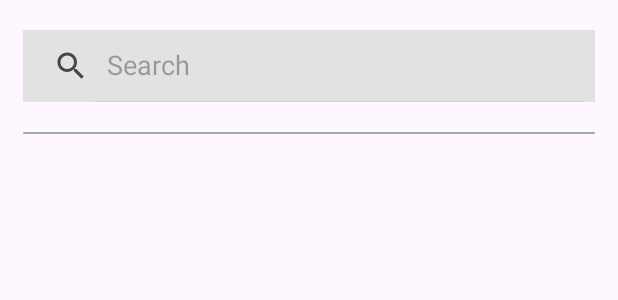
After one commit to DTC172/GrabFood_Clone, an Android app: the layout fragment_search.xml on its own in the app's theme, with its tools: preview values and no code run, on a phone screen of 412 x 824 dp. The commit adds this screen. Shown: the top 300 px of the screen. Run offline under Robolectric (Android 15) with nearby library versions, the light colour scheme and no system bars.

Commit message:
fix error

```diff
--- a/app/src/main/java/vn/dtc/project/grabfood/adapters/BestDealsAdapter.kt
+++ b/app/src/main/java/vn/dtc/project/grabfood/adapters/BestDealsAdapter.kt
@@ -23,7 +23,7 @@ class BestDealsAdapter: RecyclerView.Adapter<BestDealsAdapter.BestDealsViewHolde
                     tvNewPrice.text = "$ ${String.format("%.2f",priceAfterOffer)}"
                 }
                 tvOldPrice.text = "$ ${food.price}"
-                tvDealProductName.text = food.name
+                tvDealFoodName.text = food.name
             }
         }
     }
--- /dev/null
+++ b/app/src/main/java/vn/dtc/project/grabfood/adapters/SearchAdapter.kt
@@ -0,0 +1,4 @@
+package vn.dtc.project.grabfood.adapters
+
+class SearchAdapter {
+}
--- a/app/src/main/java/vn/dtc/project/grabfood/fragments/shopping/FoodDetailsFragment.kt
+++ b/app/src/main/java/vn/dtc/project/grabfood/fragments/shopping/FoodDetailsFragment.kt
@@ -41,7 +41,6 @@ class FoodDetailsFragment: Fragment() {
         return binding.root
     }
 
-    @SuppressLint("SetTextI18n")
     override fun onViewCreated(view: View, savedInstanceState: Bundle?) {
         super.onViewCreated(view, savedInstanceState)
 
--- a/app/src/main/java/vn/dtc/project/grabfood/fragments/shopping/HomeFragment.kt
+++ b/app/src/main/java/vn/dtc/project/grabfood/fragments/shopping/HomeFragment.kt
@@ -5,6 +5,7 @@ import android.view.LayoutInflater
 import android.view.View
 import android.view.ViewGroup
 import androidx.fragment.app.Fragment
+import androidx.navigation.fragment.findNavController
 import com.google.android.material.tabs.TabLayoutMediator
 import vn.dtc.project.grabfood.R
 import vn.dtc.project.grabfood.adapters.HomeViewpagerAdapter
@@ -44,6 +45,10 @@ class HomeFragment : Fragment(R.layout.fragment_home) {
 
         binding.viewpagerHome.isUserInputEnabled = false
 
+        binding.searchBar.setOnClickListener{
+            findNavController().navigate(R.id.action_homeFragment_to_searchFragment)
+        }
+
         val viewPager2Adapter =
             HomeViewpagerAdapter(categoriesFragments, childFragmentManager, lifecycle)
         binding.viewpagerHome.adapter = viewPager2Adapter
--- /dev/null
+++ b/app/src/main/res/layout/fragment_search.xml
@@ -0,0 +1,75 @@
+<?xml version="1.0" encoding="utf-8"?>
+<androidx.constraintlayout.widget.ConstraintLayout xmlns:android="http://schemas.android.com/apk/res/android"
+    android:layout_width="match_parent"
+    android:layout_height="match_parent"
+    xmlns:app="http://schemas.android.com/apk/res-auto"
+    xmlns:tools="http://schemas.android.com/tools">
+
+
+    <androidx.core.widget.NestedScrollView
+        android:layout_width="match_parent"
+        android:layout_height="match_parent"
+        android:fillViewport="true"
+        tools:layout_editor_absoluteX="16dp"
+        tools:layout_editor_absoluteY="40dp">
+
+        <androidx.constraintlayout.widget.ConstraintLayout
+            android:layout_width="match_parent"
+            android:layout_height="match_parent">
+
+            <androidx.appcompat.widget.SearchView
+                android:layout_width="match_parent"
+                android:layout_height="wrap_content"
+                android:layout_marginTop="20dp"
+                android:layout_marginStart="15dp"
+                android:layout_marginEnd="15dp"
+                android:id="@+id/search_bar"
+                app:iconifiedByDefault="false"
+                app:searchHintIcon="@null"
+                app:queryHint="@string/search"
+                app:closeIcon="@drawable/ic_close"
+                app:layout_constraintTop_toTopOf="parent"
+                app:layout_constraintStart_toStartOf="parent"
+                android:background="@color/gray_searchbar"
+                />
+
+            <View
+                android:id="@+id/topLine"
+                android:layout_width="0dp"
+                android:layout_height="1dp"
+                android:layout_marginTop="20dp"
+                android:background="@drawable/white_background"
+                app:layout_constraintTop_toBottomOf="@id/search_bar"
+                app:layout_constraintStart_toStartOf="@id/search_bar"
+                app:layout_constraintEnd_toEndOf="@id/search_bar"
+                android:backgroundTint="@color/g_blue_gray200"
+                />
+
+            <androidx.recyclerview.widget.RecyclerView
+                android:id="@+id/rvSearchItem"
+                android:visibility="visible"
+                android:layout_width="0dp"
+                android:layout_height="wrap_content"
+                android:layout_marginStart="15dp"
+                android:layout_marginEnd="15dp"
+                android:layout_marginTop="30dp"
+                android:overScrollMode="never"
+                app:layout_constraintEnd_toEndOf="parent"
+                app:layout_constraintStart_toStartOf="parent"
+                app:layout_constraintTop_toBottomOf="@id/topLine" />
+
+        </androidx.constraintlayout.widget.ConstraintLayout>
+
+    </androidx.core.widget.NestedScrollView>
+
+    <ProgressBar
+        android:id="@+id/searchFoodProgressbar"
+        android:layout_width="wrap_content"
+        android:layout_height="match_parent"
+        android:indeterminateTint="@color/grab_green"
+        android:visibility="gone"
+        app:layout_constraintBottom_toBottomOf="parent"
+        app:layout_constraintEnd_toEndOf="parent"
+        app:layout_constraintStart_toStartOf="parent" />
+
+</androidx.constraintlayout.widget.ConstraintLayout>
--- a/app/src/main/res/values/colors.xml
+++ b/app/src/main/res/values/colors.xml
@@ -19,4 +19,5 @@
     <color name="grab_green">#59BC6A</color>
     <color name="light_green">#88BA91</color>
     <color name="color">#F4DDB3</color>
+    <color name="gray_searchbar">#E2E2E2</color>
 </resources>
```
Also changed, not shown: app/src/main/java/vn/dtc/project/grabfood/fragments/shopping/SearchFragment.kt (added, +27 -0 lines), app/src/main/res/layout/best_deals_rv_item.xml (+7 -7 lines), app/src/main/res/layout/search_rv_item.xml (added, +64 -0 lines), app/src/main/res/navigation/shopping_graph.xml (+11 -0 lines).
